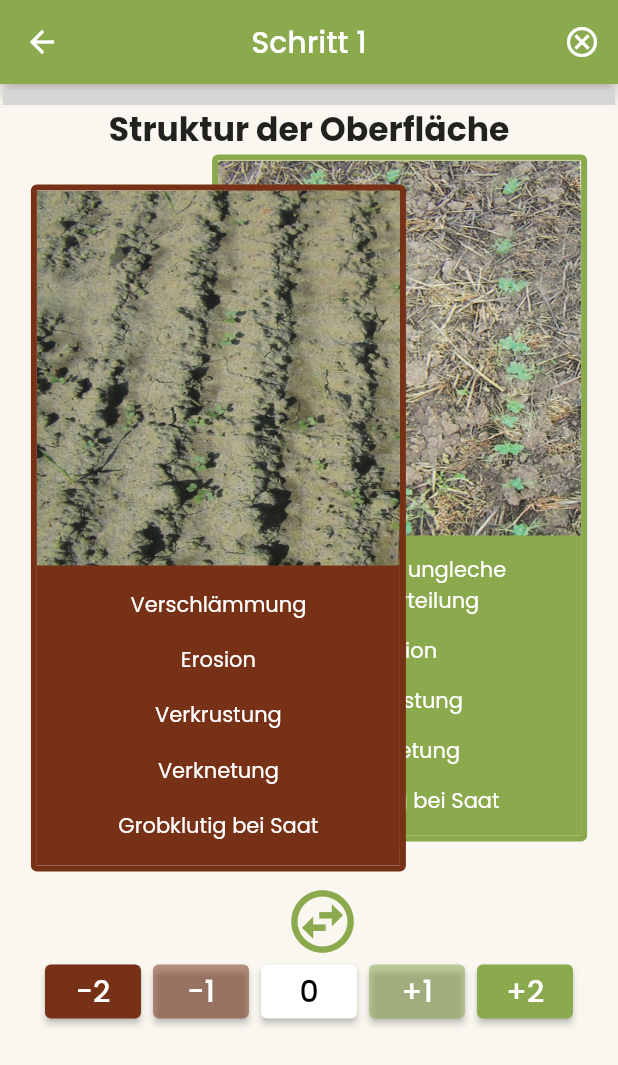
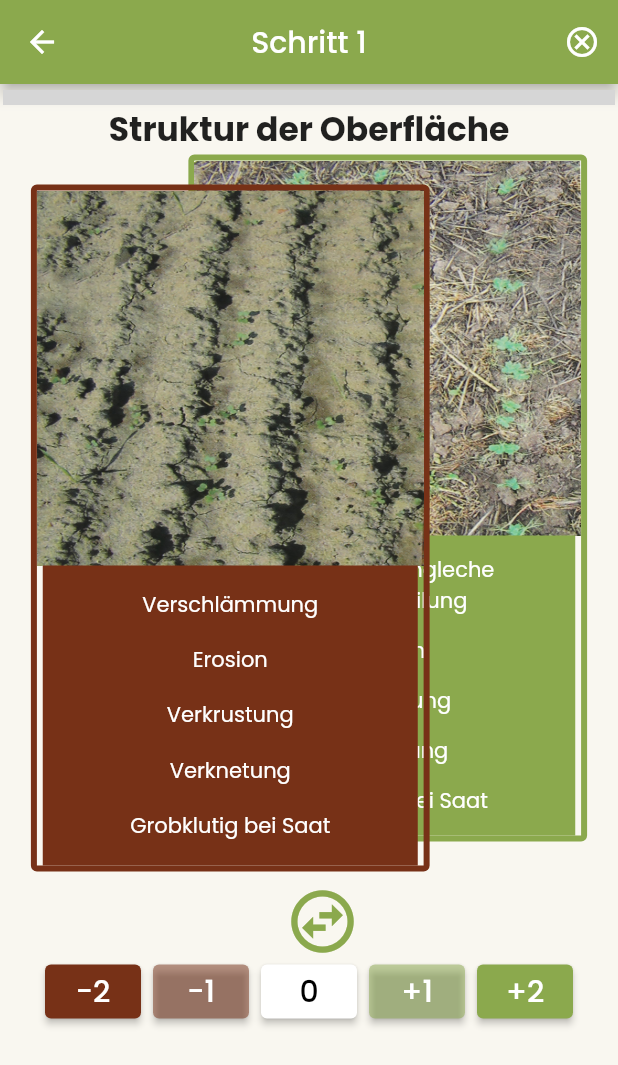
Before and after one commit to patrickfelschen/bodenanalyse, a Flutter app: the AnalysisStartScreen screen opened by its route, on a phone screen of 412 x 824 dp. Shown: the top 1065 px of the screen. Run offline on Flutter 3.47's test engine with Material 2 defaults, Android fonts, the phone set to English and light mode, and no system bars; our stand-ins replace google_maps_flutter, shared_preferences; missing offline and left inert: easy_search, progress_stepper; accounts and stored records are empty; generated files the repository leaves out were written again; grey boxes are pictures that could not be loaded.

Commit message:
AnalysisCard dynamic width

```diff
--- a/lib/src/widgets/analysis_card_widget.dart
+++ b/lib/src/widgets/analysis_card_widget.dart
@@ -41,7 +41,7 @@ class AnalysisCard extends StatelessWidget {
         alignment: cardAlignment,
         child: Container(
           margin: cardMargin,
-          width: 250,
+          width: MediaQuery.of(context).size.width/1.55,
           decoration: BoxDecoration(
               border: Border.all(width: 4, color: cardColor),
               borderRadius: BorderRadius.all(Radius.circular(4)),
```
